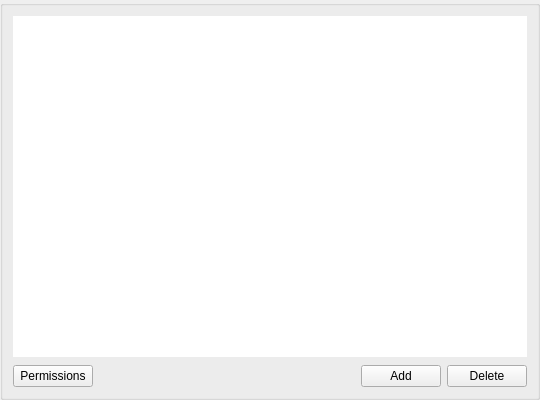
The window that src/MEGASync/gui/linux/RemoteItemUi.ui (meganz/MEGAsync) describes before a commit, drawn with Qt 5.
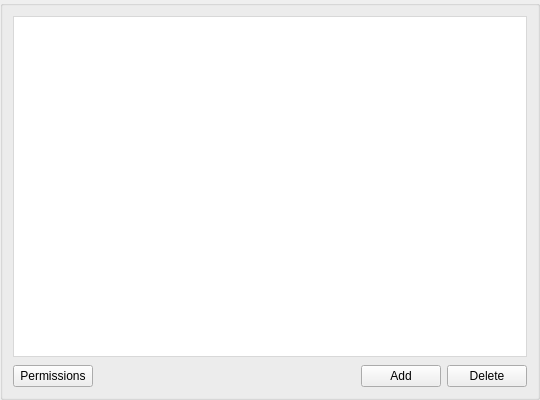
The same window after the commit. Icons and pictures are not drawn.

The edit to the form file:
```diff
--- a/src/MEGASync/gui/linux/RemoteItemUi.ui
+++ b/src/MEGASync/gui/linux/RemoteItemUi.ui
@@ -53,7 +53,44 @@
       <item>
        <widget class="QTableView" name="tableView">
         <property name="styleSheet">
-         <string notr="true"/>
+         <string notr="true">QTableView
+{
+background: white;
+outline: 0;
+border: 1px solid #D8D8D8;
+}
+
+QTableView::item
+{
+border: none;
+padding-left:4px;
+}
+
+QTableView::item::selected
+{
+background-color: rgba(0,120,215,0.8);
+color:white;
+}
+
+QHeaderView
+{
+background: #FFFFFF;
+padding-top: 2px;
+}
+
+QHeaderView::section {
+background: #FFFFFF;
+color: #4A607A;
+padding-left:6px;
+border-top:0 px;
+border-bottom:0px;
+border-left:0px;
+border-right:0px ;
+}
+
+QHeaderView::section:last {
+border-right:0px;
+}</string>
         </property>
         <property name="frameShape">
          <enum>QFrame::NoFrame</enum>
```
Left out of the diff: 12 changed lines with no effect on the pictures.
